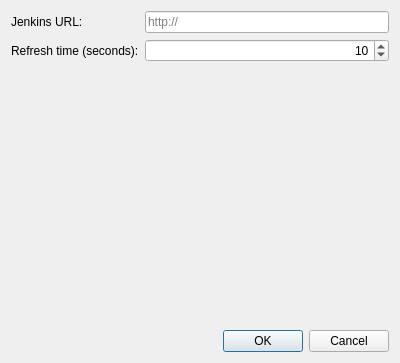
The window that ConfigurationWindow.ui (Lorentz83/JenkinsTray) describes before a commit, drawn with Qt 5.
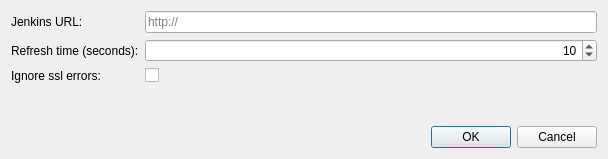
The same window after the commit.

Commit message: option to ignore ssl errors

```diff
--- a/ConfigurationWindow.ui
+++ b/ConfigurationWindow.ui
@@ -6,8 +6,8 @@
    <rect>
     <x>0</x>
     <y>0</y>
-    <width>400</width>
-    <height>363</height>
+    <width>608</width>
+    <height>159</height>
    </rect>
   </property>
   <property name="windowTitle">
@@ -53,6 +53,20 @@
        </property>
       </widget>
      </item>
+     <item row="2" column="0">
+      <widget class="QLabel" name="label_3">
+       <property name="text">
+        <string>Ignore ssl errors:</string>
+       </property>
+      </widget>
+     </item>
+     <item row="2" column="1">
+      <widget class="QCheckBox" name="_ignoreSslErrors">
+       <property name="text">
+        <string/>
+       </property>
+      </widget>
+     </item>
     </layout>
    </item>
    <item>
```
The commit also changes 6 other files.
